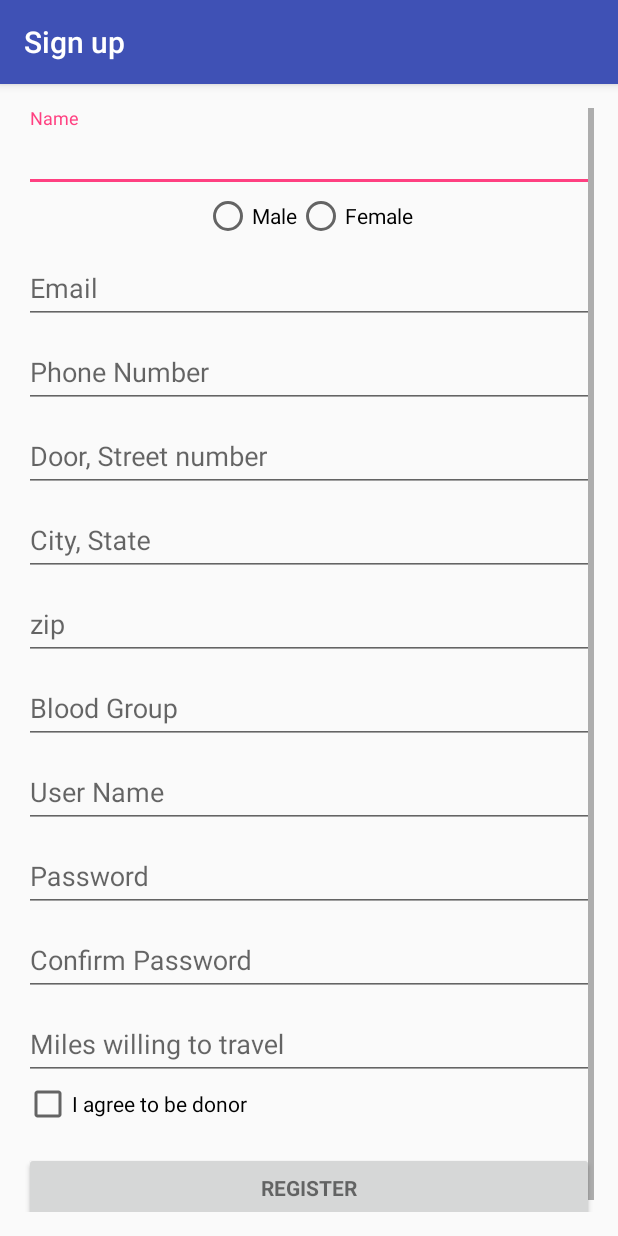
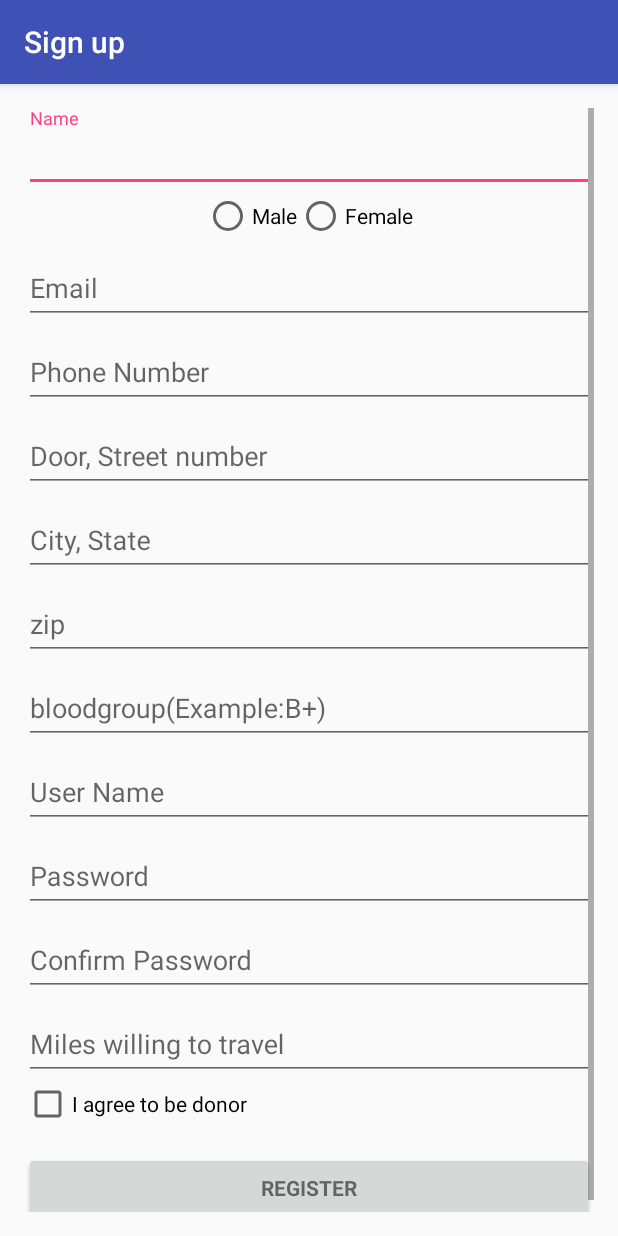
Before and after one commit to Anuraag43/MissionRed, an Android app: the Signupactivity screen opened directly, with no data from a screen before it, on a phone screen of 412 x 824 dp. Run offline under Robolectric (Android 15) with nearby library versions, the phone set to English and light mode, and no system bars.

Commit message:
updated version

```diff
--- a/Mobile/BloodSearch/app/src/main/res/layout/activity_signupactivity.xml
+++ b/Mobile/BloodSearch/app/src/main/res/layout/activity_signupactivity.xml
@@ -163,7 +163,7 @@
                     android:id="@+id/bloodGroup"
                     android:layout_width="match_parent"
                     android:layout_height="wrap_content"
-                    android:hint="@string/bloodgroup"
+                    android:hint="bloodgroup(Example:B+)"
                     android:imeActionId="6"
                     android:imeActionLabel="@string/action_sign_in_short"
                     android:imeOptions="actionUnspecified"
```
